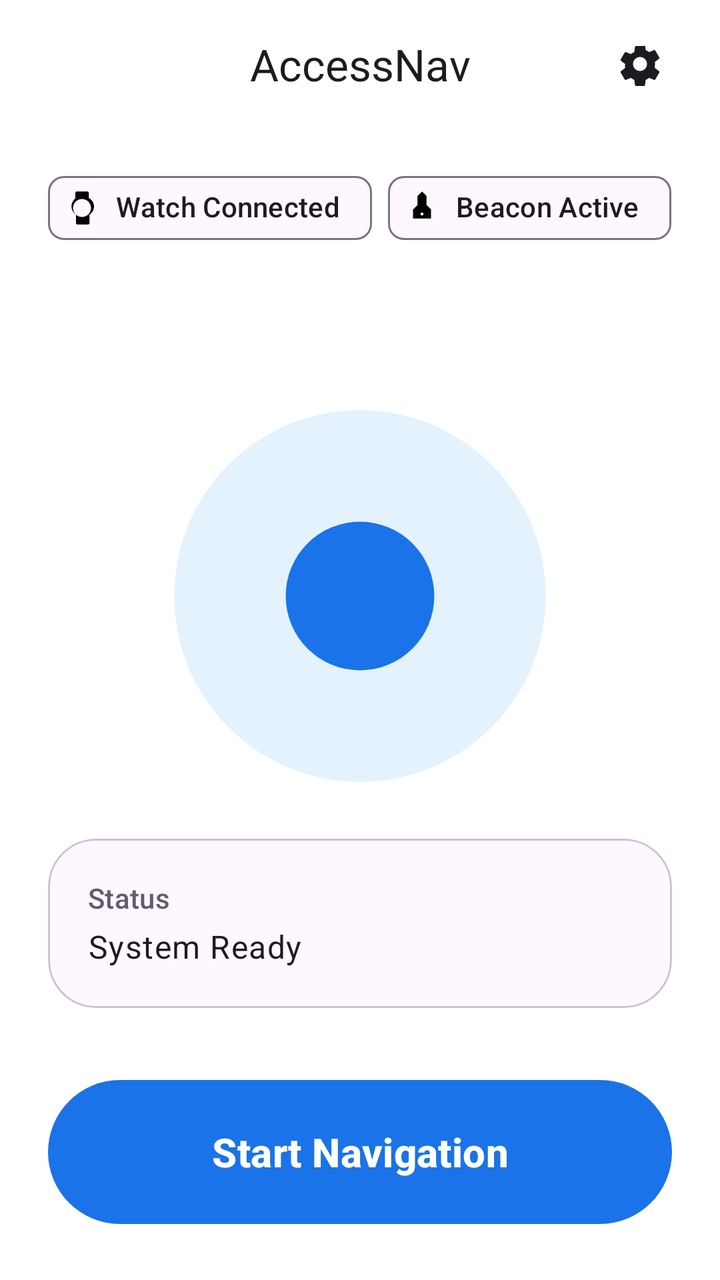
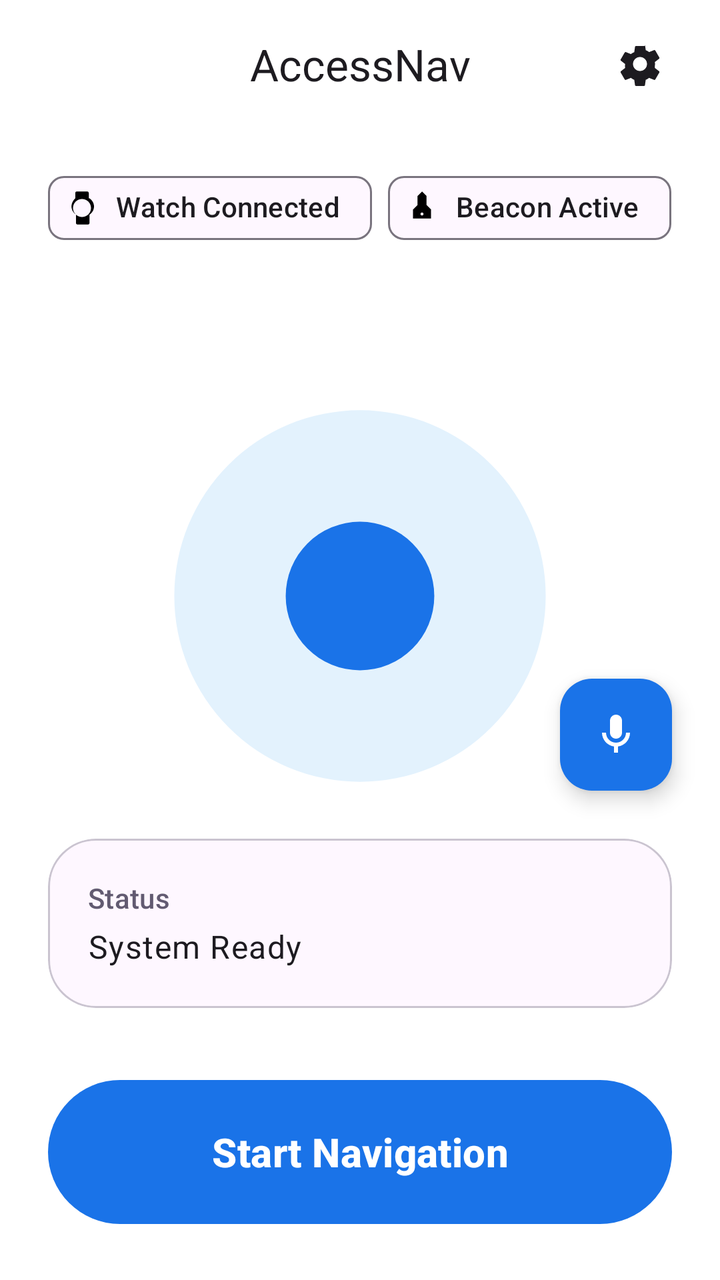

Before-and-after screenshots of an Android layout around one commit, followed by the original layout XML and the change that was made.
<!-- AndroidManifest.xml: application theme Theme.AccesNav -->
<!-- res/layout/activity_main.xml -->
<?xml version="1.0" encoding="utf-8"?>
<androidx.constraintlayout.widget.ConstraintLayout xmlns:android="http://schemas.android.com/apk/res/android"
    xmlns:app="http://schemas.android.com/apk/res-auto"
    xmlns:tools="http://schemas.android.com/tools"
    android:layout_width="match_parent"
    android:layout_height="match_parent"
    android:background="#FFFFFF"
    tools:context=".MainActivity">

    
    <com.google.android.material.appbar.MaterialToolbar
        android:id="@+id/toolbar"
        android:layout_width="match_parent"
        android:layout_height="?attr/actionBarSize"
        app:title="AccessNav"
        app:titleCentered="true"
        app:titleTextAppearance="@style/TextAppearance.Material3.TitleLarge"
        app:layout_constraintTop_toTopOf="parent">
        
        <ImageButton
            android:id="@+id/settingsButton"
            android:layout_width="48dp"
            android:layout_height="48dp"
            android:layout_gravity="end"
            android:layout_marginEnd="16dp"
            android:background="?attr/selectableItemBackgroundBorderless"
            android:src="@drawable/ic_settings"
            app:tint="?attr/colorOnSurface"
            android:contentDescription="Settings" />
    </com.google.android.material.appbar.MaterialToolbar>

    
    <LinearLayout
        android:id="@+id/statusLayout"
        android:layout_width="match_parent"
        android:layout_height="wrap_content"
        android:orientation="horizontal"
        android:padding="16dp"
        android:gravity="center"
        app:layout_constraintTop_toBottomOf="@id/toolbar">

        <com.google.android.material.chip.Chip
            android:id="@+id/watchChip"
            android:layout_width="wrap_content"
            android:layout_height="wrap_content"
            android:text="Watch Connected"
            app:chipIcon="@drawable/ic_watch"
            android:layout_marginEnd="8dp"
            style="@style/Widget.Material3.Chip.Assist" />

        <com.google.android.material.chip.Chip
            android:id="@+id/beaconChip"
            android:layout_width="wrap_content"
            android:layout_height="wrap_content"
            android:text="Beacon Active"
            app:chipIcon="@drawable/ic_beacon"
            style="@style/Widget.Material3.Chip.Assist" />
    </LinearLayout>

    
    <ImageView
        android:id="@+id/heroImage"
        android:layout_width="260dp"
        android:layout_height="260dp"
        android:src="@drawable/img_navigation_hero"
        android:layout_marginTop="24dp"
        app:layout_constraintTop_toBottomOf="@id/statusLayout"
        app:layout_constraintStart_toStartOf="parent"
        app:layout_constraintEnd_toEndOf="parent" />

    
    <com.google.android.material.card.MaterialCardView
        android:id="@+id/activityCard"
        android:layout_width="match_parent"
        android:layout_height="wrap_content"
        android:layout_marginHorizontal="24dp"
        android:layout_marginBottom="32dp"
        app:cardCornerRadius="24dp"
        app:cardElevation="0dp"
        app:strokeWidth="1dp"
        app:strokeColor="?attr/colorOutlineVariant"
        app:layout_constraintBottom_toTopOf="@id/startNavButton">

        <LinearLayout
            android:layout_width="match_parent"
            android:layout_height="wrap_content"
            android:orientation="vertical"
            android:padding="20dp">

            <TextView
                android:layout_width="wrap_content"
                android:layout_height="wrap_content"
                android:text="Status"
                android:textAppearance="@style/TextAppearance.Material3.LabelLarge"
                android:textColor="?attr/colorSecondary" />

            <TextView
                android:id="@+id/lastActivityText"
                android:layout_width="match_parent"
                android:layout_height="wrap_content"
                android:layout_marginTop="4dp"
                android:text="System Ready"
                android:textAppearance="@style/TextAppearance.Material3.BodyLarge"
                android:textColor="?attr/colorOnSurface" />
        </LinearLayout>
    </com.google.android.material.card.MaterialCardView>

    
    <com.google.android.material.button.MaterialButton
        android:id="@+id/startNavButton"
        android:layout_width="match_parent"
        android:layout_height="80dp"
        android:layout_margin="24dp"
        android:text="Start Navigation"
        android:textSize="20sp"
        android:textStyle="bold"
        app:cornerRadius="40dp"
        app:backgroundTint="#1A73E8"
        android:textColor="#FFFFFF"
        app:layout_constraintBottom_toBottomOf="parent" />

</androidx.constraintlayout.widget.ConstraintLayout>
<!-- resources referenced by this layout -->
<resources>
  <!-- drawable ic_beacon (drawable) -->
  <?xml version="1.0" encoding="utf-8"?>
  <vector xmlns:android="http://schemas.android.com/apk/res/android"
      android:width="24dp"
      android:height="24dp"
      android:viewportWidth="24"
      android:viewportHeight="24">
      <path
          android:fillColor="#000000"
          android:pathData="M12,1L9,4v6l-3,3v6h12v-6l-3,-3V4L12,1z M12,17c-0.55,0 -1,-0.45 -1,-1s0.45,-1 1,-1s1,0.45 1,1S12.55,17 12,17z" />
  </vector>
  <!-- drawable ic_settings (drawable) -->
  <?xml version="1.0" encoding="utf-8"?>
  <vector xmlns:android="http://schemas.android.com/apk/res/android"
      android:width="24dp"
      android:height="24dp"
      android:viewportWidth="24"
      android:viewportHeight="24">
      <path
          android:fillColor="#000000"
          android:pathData="M19.43,12.98c0.04,-0.32 0.07,-0.64 0.07,-0.98s-0.03,-0.66 -0.07,-0.98l2.11,-1.65c0.19,-0.15 0.24,-0.42 0.12,-0.64l-2,-3.46c-0.12,-0.22 -0.39,-0.3 -0.61,-0.22l-2.49,1c-0.52,-0.4 -1.08,-0.73 -1.69,-0.98l-0.38,-2.65C14.46,3.16 14.25,3 14,3h-4c-0.25,0 -0.46,0.16 -0.49,0.41l-0.38,2.65c-0.61,0.24 -1.17,0.59 -1.69,0.98l-2.49,-1c-0.22,-0.09 -0.49,0 -0.61,0.22l-2,3.46c-0.13,0.22 -0.07,0.49 0.12,0.64l2.11,1.65c-0.04,0.32 -0.07,0.65 -0.07,0.98s0.03,0.66 0.07,0.98l-2.11,1.65c-0.19,0.15 -0.24,0.42 -0.12,0.64l2,3.46c0.12,0.22 0.39,0.3 0.61,0.22l2.49,-1c0.52,0.4 1.08,0.73 1.69,0.98l0.38,2.65c0.03,0.25 0.24,0.41 0.49,0.41h4c0.25,0 0.46,-0.16 0.49,-0.41l0.38,-2.65c0.61,-0.24 1.17,-0.59 1.69,-0.98l2.49,1c0.22,0.09 0.49,0 0.61,-0.22l2,-3.46c0.12,-0.22 0.07,-0.49 -0.12,-0.64l-2.11,-1.65zM12,15.5c-1.93,0 -3.5,-1.57 -3.5,-3.5s1.57,-3.5 3.5,-3.5 3.5,1.57 3.5,3.5 -1.57,3.5 -3.5,3.5z" />
  </vector>
  <!-- drawable ic_watch (drawable) -->
  <?xml version="1.0" encoding="utf-8"?>
  <vector xmlns:android="http://schemas.android.com/apk/res/android"
      android:width="24dp"
      android:height="24dp"
      android:viewportWidth="24"
      android:viewportHeight="24">
      <path
          android:fillColor="#000000"
          android:pathData="M16.5,5.55L16.5,2c0,-0.55 -0.45,-1 -1,-1h-7c-0.55,0 -1,0.45 -1,1v3.55C6.18,6.86 5,8.8 5,11c0,2.2 1.18,4.14 3,5.45V22c0,0.55 0.45,1 1,1h7c0.55,0 1,-0.45 1,-1v-5.55c1.82,-1.31 3,-3.25 3,-5.45c0,-2.2 -1.18,-4.14 -3,-5.45zM12,18c-3.31,0 -6,-2.69 -6,-6s2.69,-6 6,-6 6,2.69 6,6 -2.69,6 -6,6z" />
  </vector>
  <!-- drawable img_navigation_hero (drawable) -->
  <?xml version="1.0" encoding="utf-8"?>
  <vector xmlns:android="http://schemas.android.com/apk/res/android"
      android:width="280dp"
      android:height="280dp"
      android:viewportWidth="280"
      android:viewportHeight="280">
      <path
          android:fillColor="#E3F2FD"
          android:pathData="M140,140m-100,0a100,100 0,1 1,200 0a100,100 0,1 1,-200 0" />
      <path
          android:fillColor="#1A73E8"
          android:pathData="M140,140m-40,0a40,40 0,1 1,80 0a40,40 0,1 1,-80 0" />
  </vector>
  <style name="Theme.AccesNav" parent="Base.Theme.AccesNav" />
  <style name="Base.Theme.AccesNav" parent="Theme.Material3.DayNight.NoActionBar">
          
          
      </style>
</resources>

<!-- the commit's change to res/layout/activity_main.xml (unified diff, before → after) -->
@@ -106,6 +106,42 @@
     </com.google.android.material.card.MaterialCardView>
 
     
+    <com.google.android.material.card.MaterialCardView
+        android:id="@+id/destinationCard"
+        android:layout_width="match_parent"
+        android:layout_height="wrap_content"
+        android:layout_marginHorizontal="24dp"
+        android:layout_marginBottom="16dp"
+        android:visibility="gone"
+        app:cardCornerRadius="16dp"
+        app:cardBackgroundColor="#F1F3F4"
+        app:cardElevation="0dp"
+        app:layout_constraintBottom_toTopOf="@id/activityCard">
+
+        <LinearLayout
+            android:layout_width="match_parent"
+            android:layout_height="wrap_content"
+            android:orientation="horizontal"
+            android:padding="16dp"
+            android:gravity="center_vertical">
+
+            <ImageView
+                android:layout_width="24dp"
+                android:layout_height="24dp"
+                android:src="@drawable/ic_beacon"
+                app:tint="#1A73E8" />
+
+            <TextView
+                android:id="@+id/destinationText"
+                android:layout_width="match_parent"
+                android:layout_height="wrap_content"
+                android:layout_marginStart="12dp"
+                android:text="Going to: Office A"
+                android:textAppearance="@style/TextAppearance.Material3.BodyLarge" />
+        </LinearLayout>
+    </com.google.android.material.card.MaterialCardView>
+
+    
     <com.google.android.material.button.MaterialButton
         android:id="@+id/startNavButton"
         android:layout_width="match_parent"
@@ -119,4 +155,18 @@
         android:textColor="#FFFFFF"
         app:layout_constraintBottom_toBottomOf="parent" />
 
+    
+    <com.google.android.material.floatingactionbutton.FloatingActionButton
+        android:id="@+id/voiceSearchFab"
+        android:layout_width="wrap_content"
+        android:layout_height="wrap_content"
+        android:layout_marginEnd="24dp"
+        android:layout_marginBottom="24dp"
+        android:src="@drawable/ic_mic"
+        app:backgroundTint="#1A73E8"
+        app:tint="#FFFFFF"
+        android:contentDescription="Voice Destination Input"
+        app:layout_constraintBottom_toTopOf="@id/destinationCard"
+        app:layout_constraintEnd_toEndOf="parent" />
+
 </androidx.constraintlayout.widget.ConstraintLayout>
<!-- resource entries referenced after the edit -->
@@ -10,6 +10,20 @@
       <path
           android:fillColor="#000000"
           android:pathData="M12,1L9,4v6l-3,3v6h12v-6l-3,-3V4L12,1z M12,17c-0.55,0 -1,-0.45 -1,-1s0.45,-1 1,-1s1,0.45 1,1S12.55,17 12,17z" />
+  </vector>
+  <!-- drawable ic_mic (drawable) -->
+  <?xml version="1.0" encoding="utf-8"?>
+  <vector xmlns:android="http://schemas.android.com/apk/res/android"
+      android:width="24dp"
+      android:height="24dp"
+      android:viewportWidth="24"
+      android:viewportHeight="24">
+      <path
+          android:fillColor="#000000"
+          android:pathData="M12,14c1.66,0 3,-1.34 3,-3V5c0,-1.66 -1.34,-3 -3,-3S9,3.34 9,5v6C9,12.66 10.34,14 12,14z" />
+      <path
+          android:fillColor="#000000"
+          android:pathData="M17,11c0,2.76 -2.24,5 -5,5s-5,-2.24 -5,-5H5c0,3.53 2.61,6.43 6,6.92V21h2v-3.08c3.39,-0.49 6,-3.39 6,-6.92H17z" />
   </vector>
   <!-- drawable ic_settings (drawable) -->
   <?xml version="1.0" encoding="utf-8"?>
